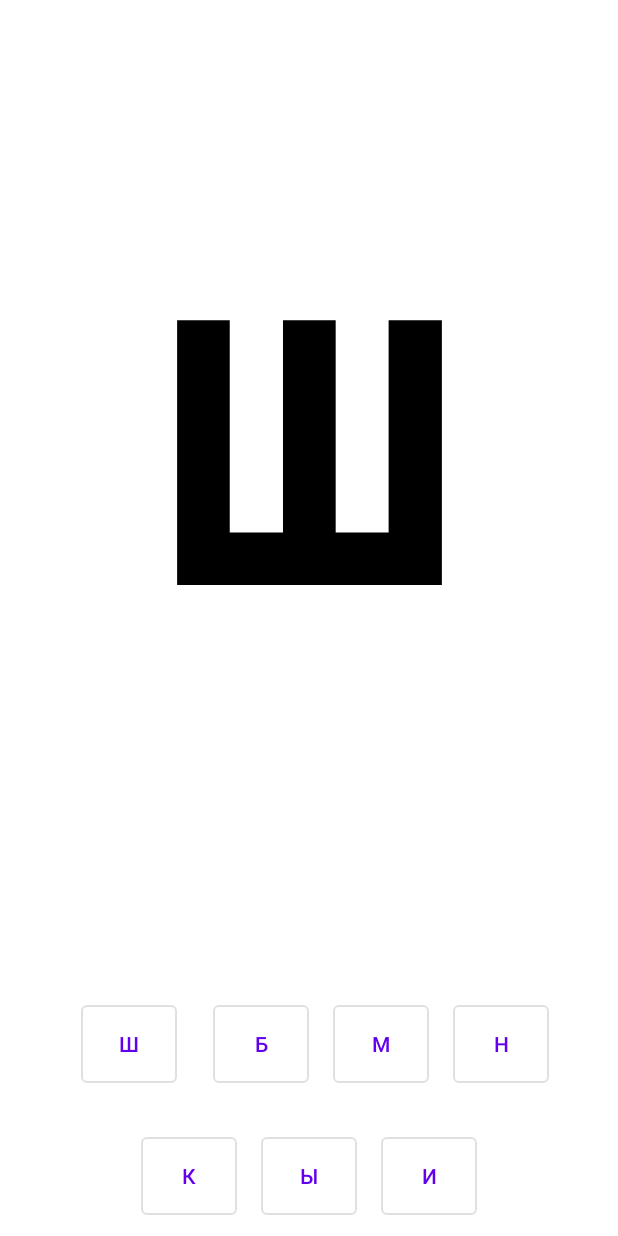
After one commit to Exce11ent22/EyesDoctorApp, an Android app: the PairedDiagnosticsActivity screen opened directly, with no data from a screen before it, on a phone screen of 412 x 824 dp. The commit adds this screen. Run offline under Robolectric (Android 15) with nearby library versions, the phone set to English and light mode, and no system bars.

Commit message:
Added paired diagnostics activity

```diff
--- a/app/src/main/AndroidManifest.xml
+++ b/app/src/main/AndroidManifest.xml
@@ -13,6 +13,13 @@
         android:theme="@style/MySplashScreen"
         tools:targetApi="31">
         <activity
+            android:name=".ui.diagnostics.DiagnosticsResultActivity"
+            android:exported="false" />
+        <activity
+            android:name=".ui.diagnostics.PairedDiagnosticsActivity"
+            android:exported="false"
+            android:theme="@style/Theme.EyesDoctorApp" />
+        <activity
             android:name=".MainActivity"
             android:exported="true">
             <intent-filter>
--- a/app/src/main/java/com/vsu/eyesdoctorapp/ui/diagnostics/DiagnosticsMenuFragment.kt
+++ b/app/src/main/java/com/vsu/eyesdoctorapp/ui/diagnostics/DiagnosticsMenuFragment.kt
@@ -1,10 +1,12 @@
 package com.vsu.eyesdoctorapp.ui.diagnostics
 
+import android.content.Intent
 import android.os.Bundle
 import androidx.fragment.app.Fragment
 import android.view.LayoutInflater
 import android.view.View
 import android.view.ViewGroup
+import android.widget.Button
 import com.github.mikephil.charting.animation.Easing
 import com.github.mikephil.charting.charts.LineChart
 import com.github.mikephil.charting.data.Entry
@@ -46,6 +48,35 @@ class DiagnosticsMenuFragment : Fragment() {
 
     override fun onViewCreated(view: View, savedInstanceState: Bundle?) {
         super.onViewCreated(view, savedInstanceState)
+        drawCharts(view)
+
+        view.findViewById<Button>(R.id.btn_left).setOnClickListener {
+            val i = Intent(this.context, PairedDiagnosticsActivity::class.java)
+            startActivity(i)
+        }
+    }
+
+    companion object {
+        /**
+         * Use this factory method to create a new instance of
+         * this fragment using the provided parameters.
+         *
+         * @param param1 Parameter 1.
+         * @param param2 Parameter 2.
+         * @return A new instance of fragment DiagnosticsFragment.
+         */
+        // TODO: Rename and change types and number of parameters
+        @JvmStatic
+        fun newInstance(param1: String, param2: String) =
+            DiagnosticsMenuFragment().apply {
+                arguments = Bundle().apply {
+                    putString(ARG_PARAM1, param1)
+                    putString(ARG_PARAM2, param2)
+                }
+            }
+    }
+
+    fun drawCharts(view: View) {
         val leftChart: LineChart = view.findViewById(R.id.lc_left)
         val rightChart: LineChart = view.findViewById(R.id.lc_right)
 
@@ -68,26 +99,5 @@ class DiagnosticsMenuFragment : Fragment() {
 
         leftChart.data = data
         rightChart.data = data2
-
-    }
-
-    companion object {
-        /**
-         * Use this factory method to create a new instance of
-         * this fragment using the provided parameters.
-         *
-         * @param param1 Parameter 1.
-         * @param param2 Parameter 2.
-         * @return A new instance of fragment DiagnosticsFragment.
-         */
-        // TODO: Rename and change types and number of parameters
-        @JvmStatic
-        fun newInstance(param1: String, param2: String) =
-            DiagnosticsMenuFragment().apply {
-                arguments = Bundle().apply {
-                    putString(ARG_PARAM1, param1)
-                    putString(ARG_PARAM2, param2)
-                }
-            }
     }
 }
--- /dev/null
+++ b/app/src/main/java/com/vsu/eyesdoctorapp/ui/diagnostics/DiagnosticsResultActivity.kt
@@ -0,0 +1,12 @@
+package com.vsu.eyesdoctorapp.ui.diagnostics
+
+import androidx.appcompat.app.AppCompatActivity
+import android.os.Bundle
+import com.vsu.eyesdoctorapp.R
+
+class DiagnosticsResultActivity : AppCompatActivity() {
+    override fun onCreate(savedInstanceState: Bundle?) {
+        super.onCreate(savedInstanceState)
+        setContentView(R.layout.activity_diagnostics_result)
+    }
+}
--- /dev/null
+++ b/app/src/main/java/com/vsu/eyesdoctorapp/ui/diagnostics/PairedDiagnosticsActivity.kt
@@ -0,0 +1,38 @@
+package com.vsu.eyesdoctorapp.ui.diagnostics
+
+import androidx.appcompat.app.AppCompatActivity
+import android.os.Bundle
+import android.widget.Button
+import android.widget.TextView
+import com.vsu.eyesdoctorapp.R
+
+class PairedDiagnosticsActivity : AppCompatActivity() {
+    override fun onCreate(savedInstanceState: Bundle?) {
+        super.onCreate(savedInstanceState)
+        supportActionBar?.hide()
+
+        setContentView(R.layout.activity_paired_diagnostics)
+
+        findViewById<Button>(R.id.btn_letter_sh).setOnClickListener {
+            findViewById<TextView>(R.id.tv_main_letter).text = "Ш"
+        }
+        findViewById<Button>(R.id.btn_letter_b).setOnClickListener {
+            findViewById<TextView>(R.id.tv_main_letter).text = "Б"
+        }
+        findViewById<Button>(R.id.btn_letter_m).setOnClickListener {
+            findViewById<TextView>(R.id.tv_main_letter).text = "М"
+        }
+        findViewById<Button>(R.id.btn_letter_n).setOnClickListener {
+            findViewById<TextView>(R.id.tv_main_letter).text = "Н"
+        }
+        findViewById<Button>(R.id.btn_letter_k).setOnClickListener {
+            findViewById<TextView>(R.id.tv_main_letter).text = "К"
+        }
+        findViewById<Button>(R.id.btn_letter_bi).setOnClickListener {
+            findViewById<TextView>(R.id.tv_main_letter).text = "Ы"
+        }
+        findViewById<Button>(R.id.btn_letter_i).setOnClickListener {
+            findViewById<TextView>(R.id.tv_main_letter).text = "И"
+        }
+    }
+}
--- /dev/null
+++ b/app/src/main/res/layout/activity_diagnostics_result.xml
@@ -0,0 +1,9 @@
+<?xml version="1.0" encoding="utf-8"?>
+<androidx.constraintlayout.widget.ConstraintLayout xmlns:android="http://schemas.android.com/apk/res/android"
+    xmlns:app="http://schemas.android.com/apk/res-auto"
+    xmlns:tools="http://schemas.android.com/tools"
+    android:layout_width="match_parent"
+    android:layout_height="match_parent"
+    tools:context=".ui.diagnostics.DiagnosticsResultActivity">
+
+</androidx.constraintlayout.widget.ConstraintLayout>
--- /dev/null
+++ b/app/src/main/res/layout/activity_paired_diagnostics.xml
@@ -0,0 +1,100 @@
+<?xml version="1.0" encoding="utf-8"?>
+<androidx.constraintlayout.widget.ConstraintLayout xmlns:android="http://schemas.android.com/apk/res/android"
+    xmlns:app="http://schemas.android.com/apk/res-auto"
+    xmlns:tools="http://schemas.android.com/tools"
+    android:layout_width="match_parent"
+    android:layout_height="match_parent"
+    tools:context=".ui.diagnostics.PairedDiagnosticsActivity">
+
+    <TextView
+        android:id="@+id/tv_main_letter"
+        android:layout_width="wrap_content"
+        android:layout_height="wrap_content"
+        android:fontFamily="@font/sivtsev"
+        android:gravity="center"
+        android:text="Ш"
+        android:textColor="@color/black"
+        android:textSize="35mm"
+        app:layout_constraintBottom_toTopOf="@id/ll_top"
+        app:layout_constraintEnd_toEndOf="parent"
+        app:layout_constraintStart_toStartOf="parent"
+        app:layout_constraintTop_toTopOf="parent" />
+
+    <LinearLayout
+        android:id="@+id/ll_top"
+        android:layout_width="match_parent"
+        android:layout_height="wrap_content"
+        android:gravity="center"
+        android:orientation="horizontal"
+        app:layout_constraintBottom_toTopOf="@id/ll_bottom"
+        app:layout_constraintEnd_toEndOf="parent"
+        app:layout_constraintStart_toStartOf="parent">
+
+        <Button
+            android:id="@+id/btn_letter_sh"
+            style="?attr/materialButtonOutlinedStyle"
+            android:layout_width="@dimen/btn_box_size"
+            android:layout_height="@dimen/btn_box_size"
+            android:layout_margin="16dp"
+            android:text="Ш" />
+
+        <Button
+            android:id="@+id/btn_letter_b"
+            style="?attr/materialButtonOutlinedStyle"
+            android:layout_width="@dimen/btn_box_size"
+            android:layout_height="@dimen/btn_box_size"
+            android:layout_margin="@dimen/btn_box_margin"
+            android:text="Б" />
+
+        <Button
+            android:id="@+id/btn_letter_m"
+            style="?attr/materialButtonOutlinedStyle"
+            android:layout_width="@dimen/btn_box_size"
+            android:layout_height="@dimen/btn_box_size"
+            android:layout_margin="@dimen/btn_box_margin"
+            android:text="М" />
+
+        <Button
+            android:id="@+id/btn_letter_n"
+            style="?attr/materialButtonOutlinedStyle"
+            android:layout_width="@dimen/btn_box_size"
+            android:layout_height="@dimen/btn_box_size"
+            android:layout_margin="@dimen/btn_box_margin"
+            android:text="Н" />
+    </LinearLayout>
+
+    <LinearLayout
+        android:id="@+id/ll_bottom"
+        android:layout_width="match_parent"
+        android:layout_height="wrap_content"
+        android:gravity="center"
+        android:orientation="horizontal"
+        app:layout_constraintBottom_toBottomOf="parent"
+        app:layout_constraintEnd_toEndOf="parent"
+        app:layout_constraintStart_toStartOf="parent">
+
+        <Button
+            android:id="@+id/btn_letter_k"
+            style="?attr/materialButtonOutlinedStyle"
+            android:layout_width="@dimen/btn_box_size"
+            android:layout_height="@dimen/btn_box_size"
+            android:layout_margin="@dimen/btn_box_margin"
+            android:text="К" />
+
+        <Button
+            android:id="@+id/btn_letter_bi"
+            style="?attr/materialButtonOutlinedStyle"
+            android:layout_width="@dimen/btn_box_size"
+            android:layout_height="@dimen/btn_box_size"
+            android:layout_margin="@dimen/btn_box_margin"
+            android:text="Ы" />
+
+        <Button
+            android:id="@+id/btn_letter_i"
+            style="?attr/materialButtonOutlinedStyle"
+            android:layout_width="@dimen/btn_box_size"
+            android:layout_height="@dimen/btn_box_size"
+            android:layout_margin="@dimen/btn_box_margin"
+            android:text="И" />
+    </LinearLayout>
+</androidx.constraintlayout.widget.ConstraintLayout>
--- /dev/null
+++ b/app/src/main/res/values/dimen.xml
@@ -0,0 +1,5 @@
+<?xml version="1.0" encoding="utf-8"?>
+<resources>
+    <dimen name="btn_box_size">64dp</dimen>
+    <dimen name="btn_box_margin">8dp</dimen>
+</resources>
```
Also changed, not shown: app/src/main/res/font/sivtsev.otf (added).
